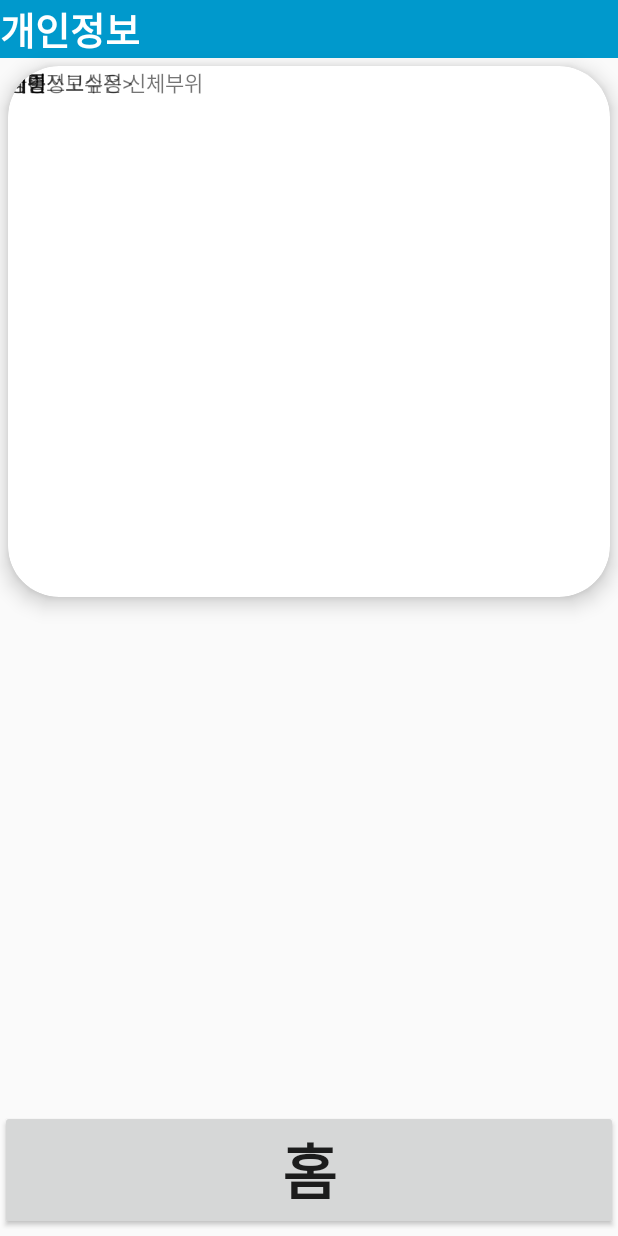
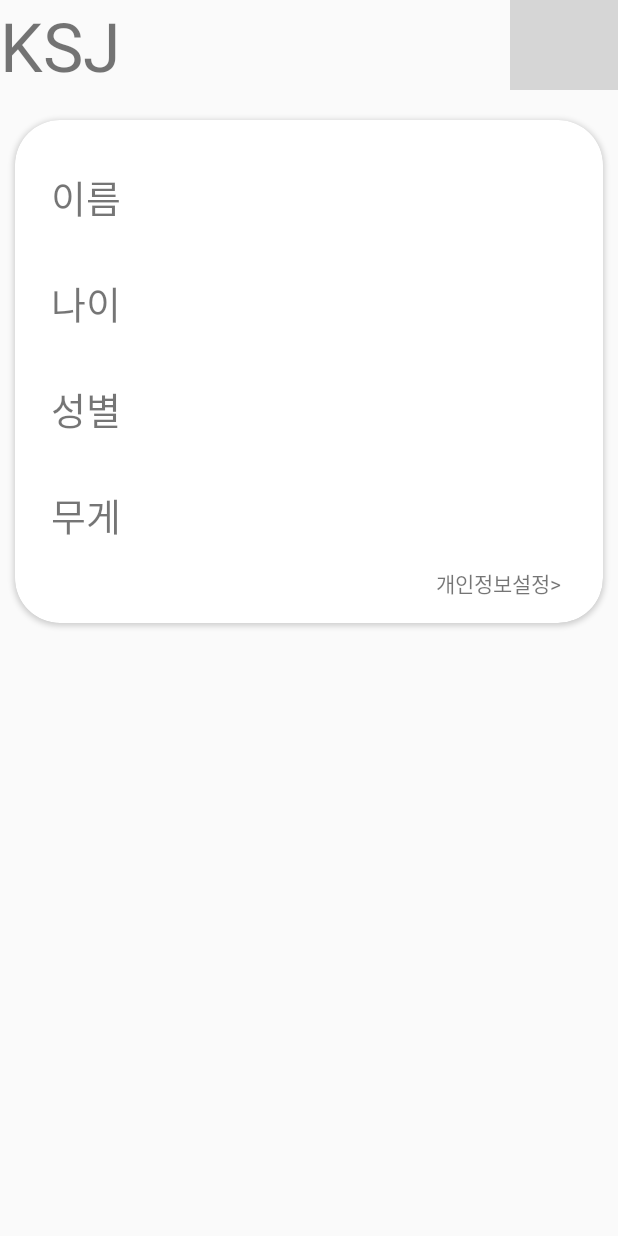
Before and after one commit to SeoJH27/2023_SCH_CapstoneDesign, an Android app built with Jetpack Compose: the layout personal_info.xml on its own in the app's theme, with its tools: preview values and no code run, on a phone screen of 412 x 824 dp. Run offline under Robolectric (Android 15) with nearby library versions, the phone set to English and light mode, and no system bars; grey boxes are pictures that could not be loaded.

Commit message:
Add files via upload

```diff
--- a/app/src/main/res/layout/personal_info.xml
+++ b/app/src/main/res/layout/personal_info.xml
@@ -6,102 +6,93 @@
     android:layout_height="match_parent"
     android:orientation="vertical">
 
-    <TextView
-        android:id="@+id/tv_logo"
+    <LinearLayout
         android:layout_width="match_parent"
-        android:layout_height="wrap_content"
-        android:layout_alignParentStart="true"
-        android:layout_alignParentTop="true"
-        android:layout_alignParentEnd="true"
-        android:layout_alignParentBottom="true"
-        android:gravity="left|center"
-        android:textStyle="bold"
-        android:textColor="@android:color/white"
-        android:background="@android:color/holo_blue_dark"
-        android:textSize="25sp"
-        app:contentInsetStart="0dp"
-        android:text="개인정보" />
+        android:layout_height="60dp"
+        android:orientation="horizontal">
+
+        <android.widget.TextView
+            android:id="@+id/appName"
+            android:layout_width="340dp"
+            android:layout_height="wrap_content"
+            android:text="KSJ"
+            android:textSize="45dp" />
+
+        <android.widget.ImageButton
+            android:id="@+id/home"
+            android:layout_width="wrap_content"
+            android:layout_height="match_parent"
+            android:background="@drawable/home"
+            android:contentDescription="btnhome"/>
+    </LinearLayout>
 
     <androidx.cardview.widget.CardView
-        android:id="@+id/cardview"
         android:layout_width="match_parent"
-        android:layout_height="354dp"
-        android:layout_margin="5dp"
-        app:cardCornerRadius="34dp"
-        app:cardElevation="8dp"
-        >
+        android:layout_height="335dp"
+        android:layout_marginTop="20dp"
+        android:layout_marginLeft="10dp"
+        android:layout_marginRight="10dp"
+        app:cardCornerRadius="30dp">
 
         <androidx.constraintlayout.widget.ConstraintLayout
             android:layout_width="match_parent"
             android:layout_height="match_parent">
 
             <TextView
-                android:id="@+id/textView"
-                android:layout_width="100dp"
-                android:layout_height="24dp"
-                android:text="개인정보수정>"
-                tools:layout_editor_absoluteX="276dp"
-                tools:layout_editor_absoluteY="314dp" />
+                android:id="@+id/name"
+                android:layout_width="wrap_content"
+                android:layout_height="wrap_content"
+                android:layout_marginStart="24dp"
+                android:layout_marginTop="32dp"
+                android:text="이름"
+                android:textSize="25dp"
+                app:layout_constraintStart_toStartOf="parent"
+                app:layout_constraintTop_toTopOf="parent" />
 
             <TextView
-                android:id="@+id/textView2"
+                android:id="@+id/age"
                 android:layout_width="wrap_content"
                 android:layout_height="wrap_content"
-                android:text="이름"
-                tools:layout_editor_absoluteX="16dp"
-                tools:layout_editor_absoluteY="16dp" />
+                android:layout_marginStart="24dp"
+                android:layout_marginTop="32dp"
+                android:text="나이"
+                android:textSize="25dp"
+                app:layout_constraintStart_toStartOf="parent"
+                app:layout_constraintTop_toBottomOf="@+id/name" />
 
             <TextView
-                android:id="@+id/textView3"
+                android:id="@+id/gender"
                 android:layout_width="wrap_content"
                 android:layout_height="wrap_content"
-                android:text="나이"
-                tools:layout_editor_absoluteX="16dp"
-                tools:layout_editor_absoluteY="66dp" />
+                android:layout_marginStart="24dp"
+                android:layout_marginTop="32dp"
+                android:text="성별"
+                android:textSize="25dp"
+                app:layout_constraintStart_toStartOf="parent"
+                app:layout_constraintTop_toBottomOf="@+id/age" />
 
             <TextView
-                android:id="@+id/textView4"
+                android:id="@+id/weight"
                 android:layout_width="wrap_content"
                 android:layout_height="wrap_content"
-                android:text="성별"
-                tools:layout_editor_absoluteX="16dp"
-                tools:layout_editor_absoluteY="113dp" />
+                android:layout_marginStart="24dp"
+                android:layout_marginTop="32dp"
+                android:text="무게"
+                android:textSize="25dp"
+                app:layout_constraintStart_toStartOf="parent"
+                app:layout_constraintTop_toBottomOf="@+id/gender" />
 
             <TextView
-                android:id="@+id/textView5"
+                android:id="@+id/btnsetting"
                 android:layout_width="wrap_content"
                 android:layout_height="wrap_content"
-                android:text="체중"
-                tools:layout_editor_absoluteX="16dp"
-                tools:layout_editor_absoluteY="156dp" />
-
-            <TextView
-                android:id="@+id/textView6"
-                android:layout_width="wrap_content"
-                android:layout_height="wrap_content"
-                android:text="신경쓰고싶은 신체부위"
-                tools:layout_editor_absoluteX="16dp"
-                tools:layout_editor_absoluteY="203dp" />
+                android:layout_marginEnd="28dp"
+                android:layout_marginBottom="16dp"
+                android:text="개인정보설정>"
+                app:layout_constraintBottom_toBottomOf="parent"
+                app:layout_constraintEnd_toEndOf="parent" />
         </androidx.constraintlayout.widget.ConstraintLayout>
     </androidx.cardview.widget.CardView>
 
-    <androidx.constraintlayout.widget.ConstraintLayout
-        android:layout_width="match_parent"
-        android:layout_height="match_parent">
 
-        <Button
-            android:id="@+id/btnhome"
-            android:layout_width="match_parent"
-            android:layout_height="wrap_content"
-            android:layout_marginBottom="4dp"
-            android:text="홈"
-            android:textSize="40sp"
-            android:textStyle="bold"
-            app:layout_constraintBottom_toBottomOf="parent"
-            app:layout_constraintEnd_toEndOf="parent"
-            app:layout_constraintHorizontal_bias="0.0"
-            app:layout_constraintStart_toStartOf="parent"
-            tools:ignore="HardcodedText,VisualLintButtonSize" />
-
-    </androidx.constraintlayout.widget.ConstraintLayout>
 </LinearLayout>
```
Also changed, not shown: app/src/main/res/layout/activity_main.xml (+90 -50 lines), app/src/main/res/layout/personal_info_setting.xml (+22 -81 lines), app/src/main/res/layout/record.xml (+44 -3 lines), app/src/main/res/layout/setting.xml (added, +78 -0 lines).
